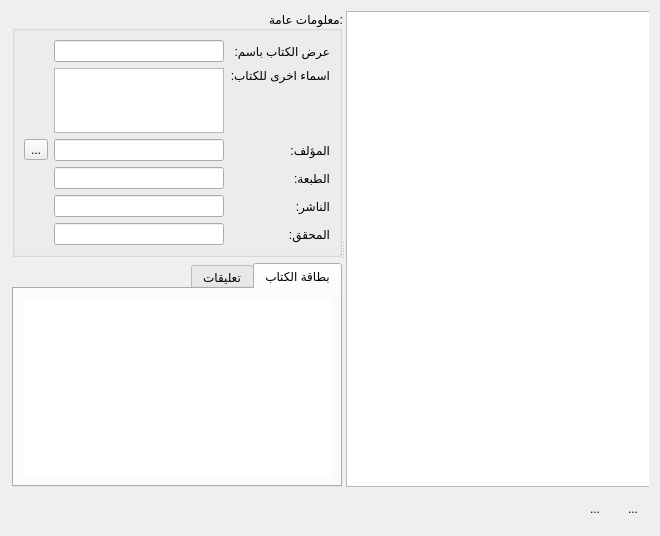
Above: src/librarybookmanagerwidget.ui from boussouira/moltaqa before the change. Below: the same form after it.
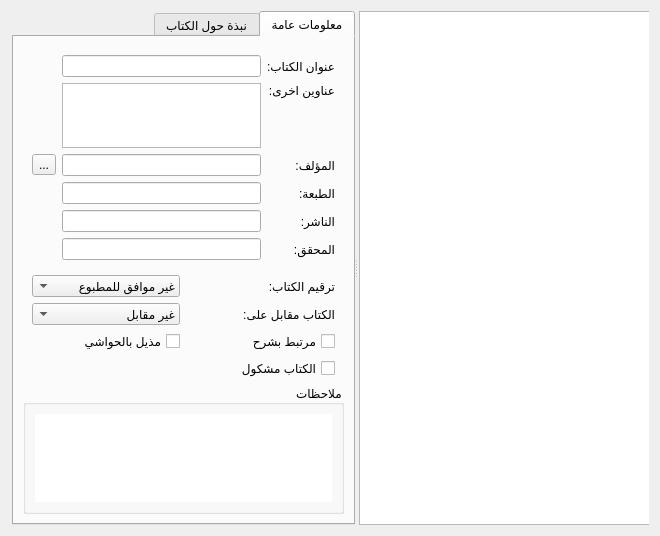
That is the form after the change. Icons and pictures are not drawn.

What changed in the file:
```diff
--- a/src/librarybookmanagerwidget.ui
+++ b/src/librarybookmanagerwidget.ui
@@ -16,7 +16,7 @@
   <property name="layoutDirection">
    <enum>Qt::RightToLeft</enum>
   </property>
-  <layout class="QVBoxLayout" name="verticalLayout_5">
+  <layout class="QVBoxLayout" name="verticalLayout_4">
    <item>
     <widget class="QSplitter" name="splitter">
      <property name="orientation">
@@ -39,19 +39,23 @@
        <bool>true</bool>
       </property>
      </widget>
-     <widget class="QWidget" name="layoutWidget">
+     <widget class="QTabWidget" name="tabWidget">
+      <property name="currentIndex">
+       <number>0</number>
+      </property>
+      <widget class="QWidget" name="tab">
+       <attribute name="title">
+        <string>معلومات عامة</string>
+       </attribute>
       <layout class="QVBoxLayout" name="verticalLayout_2">
        <item>
-        <widget class="QGroupBox" name="groupBox">
+         <widget class="QWidget" name="widgetBookInfo" native="true">
          <property name="sizePolicy">
           <sizepolicy hsizetype="Ignored" vsizetype="Preferred">
            <horstretch>0</horstretch>
            <verstretch>0</verstretch>
           </sizepolicy>
          </property>
-         <property name="title">
-          <string>معلومات عامة:</string>
-         </property>
          <layout class="QVBoxLayout" name="verticalLayout">
           <item>
            <layout class="QGridLayout" name="gridLayout">
@@ -61,7 +65,7 @@
             <item row="0" column="0">
              <widget class="QLabel" name="label_2">
               <property name="text">
-               <string>عرض الكتاب باسم:</string>
+                <string>عنوان الكتاب:</string>
               </property>
              </widget>
             </item>
@@ -90,7 +94,7 @@
                </sizepolicy>
               </property>
               <property name="text">
-               <string>اسماء اخرى للكتاب:</string>
+                <string>عناوين اخرى:</string>
               </property>
               <property name="alignment">
                <set>Qt::AlignLeading|Qt::AlignLeft|Qt::AlignTop</set>
@@ -154,36 +158,106 @@
         </widget>
        </item>
        <item>
-        <widget class="QTabWidget" name="tabWidget">
-         <property name="sizePolicy">
-          <sizepolicy hsizetype="Minimum" vsizetype="Expanding">
-           <horstretch>0</horstretch>
-           <verstretch>0</verstretch>
-          </sizepolicy>
-         </property>
-         <property name="currentIndex">
+         <widget class="QWidget" name="widgetBookMeta" native="true">
+          <layout class="QHBoxLayout" name="horizontalLayout_2">
+           <property name="topMargin">
+            <number>0</number>
+           </property>
+           <property name="bottomMargin">
           <number>0</number>
          </property>
-         <widget class="QWidget" name="tab">
-          <attribute name="title">
-           <string>بطاقة الكتاب</string>
-          </attribute>
+           <item>
+            <layout class="QGridLayout" name="gridLayout_2">
+             <item row="2" column="1">
+              <widget class="QCheckBox" name="checkBox">
+               <property name="text">
+                <string>مذيل بالحواشي</string>
+               </property>
+              </widget>
+             </item>
+             <item row="0" column="0">
+              <widget class="QLabel" name="label">
+               <property name="text">
+                <string>ترقيم الكتاب:</string>
+               </property>
+              </widget>
+             </item>
+             <item row="2" column="0">
+              <widget class="QCheckBox" name="checkBox_3">
+               <property name="text">
+                <string>مرتبط بشرح</string>
+               </property>
+              </widget>
+             </item>
+             <item row="0" column="1">
+              <widget class="QComboBox" name="comboBox">
+               <item>
+                <property name="text">
+                 <string>غير موافق للمطبوع</string>
+                </property>
+               </item>
+               <item>
+                <property name="text">
+                 <string>موافق للمطبوع</string>
+                </property>
+               </item>
+               <item>
+                <property name="text">
+                 <string>موافق للمخطوط</string>
+                </property>
+               </item>
+              </widget>
+             </item>
+             <item row="1" column="0">
+              <widget class="QLabel" name="label_8">
+               <property name="text">
+                <string>الكتاب مقابل على:</string>
+               </property>
+              </widget>
+             </item>
+             <item row="1" column="1">
+              <widget class="QComboBox" name="comboBox_2">
+               <item>
+                <property name="text">
+                 <string>غير مقابل</string>
+                </property>
+               </item>
+               <item>
+                <property name="text">
+                 <string>المطبوع</string>
+                </property>
+               </item>
+               <item>
+                <property name="text">
+                 <string>المخطوط</string>
+                </property>
+               </item>
+               <item>
+                <property name="text">
+                 <string>نسخة مصورة PDF</string>
+                </property>
+               </item>
+              </widget>
+             </item>
+             <item row="3" column="0">
+              <widget class="QCheckBox" name="checkBox_2">
+               <property name="text">
+                <string>الكتاب مشكول</string>
+               </property>
+              </widget>
+             </item>
+            </layout>
+           </item>
+          </layout>
+         </widget>
+        </item>
+        <item>
+         <widget class="QGroupBox" name="groupComment">
+          <property name="title">
+           <string>ملاحظات</string>
+          </property>
           <layout class="QVBoxLayout" name="verticalLayout_3">
            <item>
-            <widget class="QTextEdit" name="plainBookInfo">
-             <property name="frameShape">
-              <enum>QFrame::NoFrame</enum>
-             </property>
-            </widget>
-           </item>
-          </layout>
-         </widget>
-         <widget class="QWidget" name="tab_2">
-          <attribute name="title">
-           <string>تعليقات</string>
-          </attribute>
-          <layout class="QVBoxLayout" name="verticalLayout_4">
-           <item>
             <widget class="QTextEdit" name="plainBookComment">
              <property name="frameShape">
               <enum>QFrame::NoFrame</enum>
@@ -192,82 +266,18 @@
            </item>
           </layout>
          </widget>
-        </widget>
        </item>
       </layout>
      </widget>
-    </widget>
-   </item>
-   <item>
-    <layout class="QHBoxLayout" name="horizontalLayout">
-     <item>
-      <widget class="QToolButton" name="toolMoveUp">
-       <property name="minimumSize">
-        <size>
-         <width>32</width>
-         <height>32</height>
-        </size>
-       </property>
-       <property name="text">
-        <string>...</string>
-       </property>
-       <property name="icon">
-        <iconset resource="../share/moltaqa-lib/qt_rc.qrc">
-         <normaloff>:/images/go-up2.png</normaloff>:/images/go-up2.png</iconset>
-       </property>
-       <property name="iconSize">
-        <size>
-         <width>22</width>
-         <height>22</height>
-        </size>
-       </property>
-       <property name="autoRaise">
-        <bool>true</bool>
-       </property>
-      </widget>
-     </item>
-     <item>
-      <widget class="QToolButton" name="toolMoveDown">
-       <property name="minimumSize">
-        <size>
-         <width>32</width>
-         <height>32</height>
-        </size>
-       </property>
-       <property name="text">
-        <string>...</string>
-       </property>
-       <property name="icon">
-        <iconset resource="../share/moltaqa-lib/qt_rc.qrc">
-         <normaloff>:/images/go-down2.png</normaloff>:/images/go-down2.png</iconset>
-       </property>
-       <property name="iconSize">
-        <size>
-         <width>22</width>
-         <height>22</height>
-        </size>
-       </property>
-       <property name="autoRaise">
-        <bool>true</bool>
-       </property>
-      </widget>
-     </item>
-     <item>
-      <spacer name="horizontalSpacer">
-       <property name="orientation">
-        <enum>Qt::Horizontal</enum>
-       </property>
-       <property name="sizeHint" stdset="0">
-        <size>
-         <width>40</width>
-         <height>20</height>
-        </size>
-       </property>
-      </spacer>
-     </item>
-    </layout>
-   </item>
-  </layout>
+      <widget class="QWidget" name="tabBookInfo">
+       <attribute name="title">
+        <string>نبذة حول الكتاب</string>
+       </attribute>
+      </widget>
+     </widget>
+    </widget>
+   </item>
+  </layout>
  </widget>
  <resources>
   <include location="../share/moltaqa-lib/qt_rc.qrc"/>
```
Left out of the diff: 34 changed lines with no effect on the pictures. Lines whose indentation alone changed are shown as unchanged.
